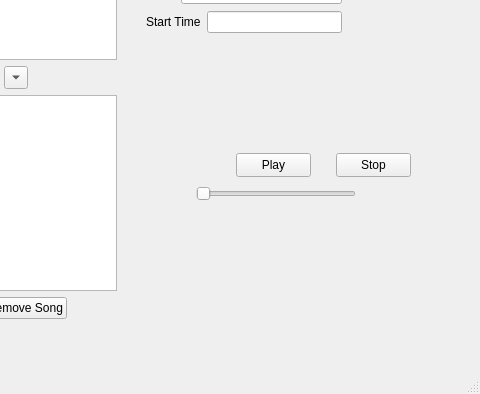
AlexjHeat/MusicTriviaPy, file controlwindow.ui: the form before one commit; both pictures show x 524 to 1004 and y 206 to 600 of the 1004 by 600 pixel window.
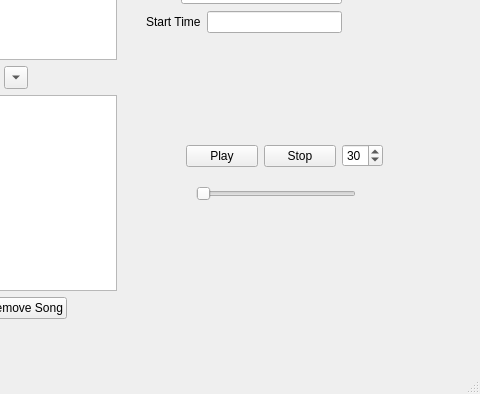
The form after the commit.

Diff of the .ui file:
```diff
--- a/controlwindow.ui
+++ b/controlwindow.ui
@@ -347,19 +347,6 @@
      </item>
     </layout>
    </widget>
-   <widget class="QPushButton" name="playButton">
-    <property name="geometry">
-     <rect>
-      <x>760</x>
-      <y>340</y>
-      <width>75</width>
-      <height>24</height>
-     </rect>
-    </property>
-    <property name="text">
-     <string>Play</string>
-    </property>
-   </widget>
    <widget class="QSlider" name="volumeSlider">
     <property name="geometry">
      <rect>
@@ -373,18 +360,44 @@
      <enum>Qt::Horizontal</enum>
     </property>
    </widget>
-   <widget class="QPushButton" name="stopButton">
+   <widget class="QWidget" name="">
     <property name="geometry">
      <rect>
-      <x>860</x>
-      <y>340</y>
-      <width>75</width>
-      <height>24</height>
+      <x>710</x>
+      <y>330</y>
+      <width>197</width>
+      <height>26</height>
      </rect>
     </property>
-    <property name="text">
-     <string>Stop</string>
-    </property>
+    <layout class="QHBoxLayout" name="horizontalLayout_9">
+     <item>
+      <widget class="QPushButton" name="playButton">
+       <property name="text">
+        <string>Play</string>
+       </property>
+      </widget>
+     </item>
+     <item>
+      <widget class="QPushButton" name="stopButton">
+       <property name="text">
+        <string>Stop</string>
+       </property>
+      </widget>
+     </item>
+     <item>
+      <widget class="QSpinBox" name="guessTime">
+       <property name="minimum">
+        <number>5</number>
+       </property>
+       <property name="maximum">
+        <number>60</number>
+       </property>
+       <property name="value">
+        <number>30</number>
+       </property>
+      </widget>
+     </item>
+    </layout>
    </widget>
   </widget>
   <widget class="QMenuBar" name="menubar">
```
